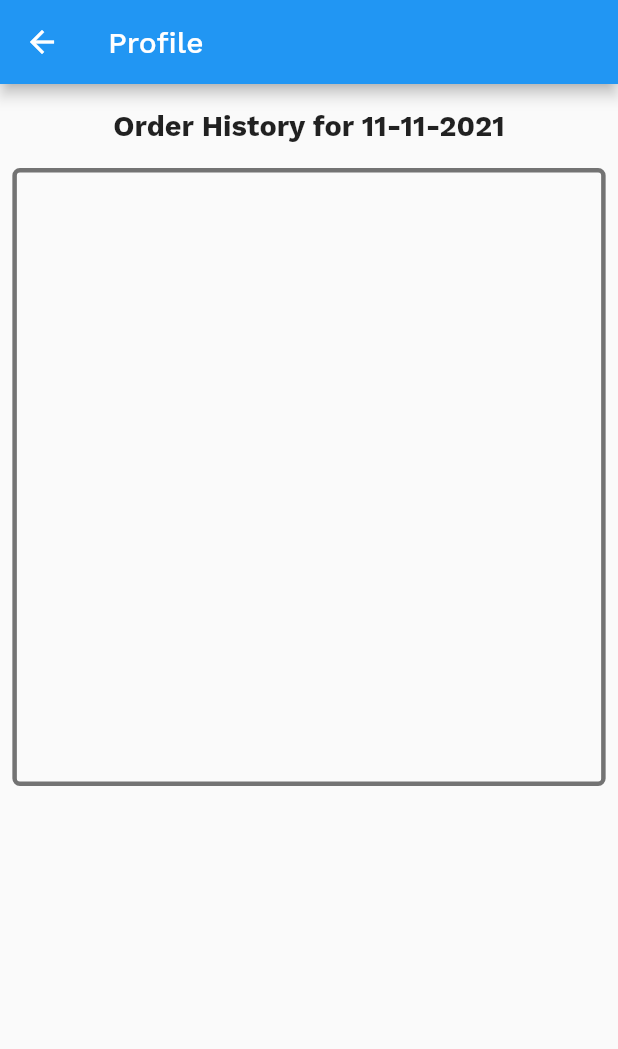
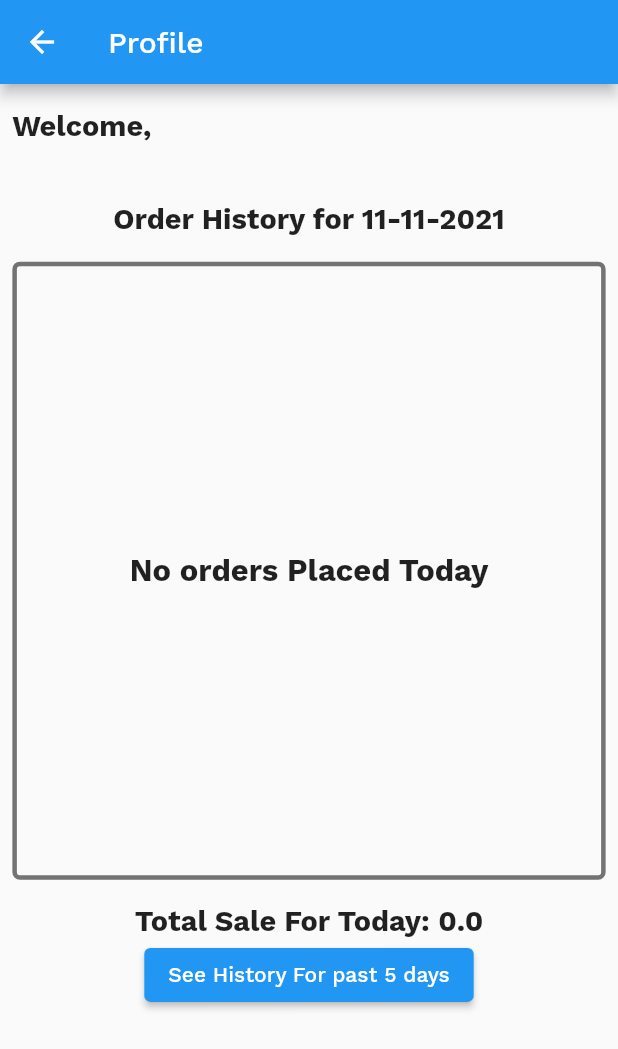
Before and after one commit to AdityaChaudhary18/chef_gram, a Flutter app: the ProfilePage screen opened directly, on a phone screen of 412 x 824 dp. Shown: the top 1049 px of the screen. Run offline on Flutter 3.47's test engine with Material 2 defaults, Android fonts, the phone set to English and light mode, and no system bars; our stand-ins replace cloud_firestore, firebase_auth, firebase_core, flutter_slidable, sizer; missing offline and left inert: cloud_firestore_platform_interface; accounts and stored records are empty.

Commit message:
Added Profile Stats

```diff
--- a/lib/screens/profile.dart
+++ b/lib/screens/profile.dart
@@ -11,6 +11,7 @@ class ProfilePage extends StatelessWidget {
   @override
   Widget build(BuildContext context) {
     var now = DateTime.now();
+
     var lastMidnight = DateTime(now.year, now.month, now.day);
     return Scaffold(
       appBar: AppBar(
@@ -34,22 +35,32 @@ class ProfilePage extends StatelessWidget {
                 child: CircularProgressIndicator(),
               );
             }
-            return Column(
+            var todaySale = 0.0;
+            return Padding(
+              padding: EdgeInsets.symmetric(vertical: 2.h, horizontal: 2.w),
+              child: Column(
+                crossAxisAlignment: CrossAxisAlignment.start,
                 children: [
+                  Text("Welcome,",
+                      style: TextStyle(
+                          fontSize: 14.sp, fontWeight: FontWeight.bold)),
+                  Text(Provider.of<Profile>(context).name,
+                      style: TextStyle(fontSize: 14.sp)),
                   SizedBox(
                     height: 2.h,
                   ),
-                Text(
+                  Align(
+                    alignment: Alignment.center,
+                    child: Text(
                       "Order History for ${now.day}-${now.month}-${now.year}",
-                  style:
-                      TextStyle(fontSize: 14.sp, fontWeight: FontWeight.bold),
+                      style: TextStyle(
+                          fontSize: 14.sp, fontWeight: FontWeight.bold),
+                    ),
                   ),
                   SizedBox(
                     height: 2.h,
                   ),
-                Padding(
-                  padding: EdgeInsets.symmetric(horizontal: 2.w),
-                  child: Container(
+                  Container(
                     height: 50.h,
                     width: 100.w,
                     decoration: BoxDecoration(
@@ -61,16 +72,39 @@ class ProfilePage extends StatelessWidget {
                         Radius.circular(5.0),
                       ),
                     ),
-                    child: ListView(
+                    child: (snapshot.data!.docs.length == 0)
+                        ? Center(
+                            child: Text(
+                            "No orders Placed Today",
+                            style: TextStyle(
+                                fontSize: 15.sp, fontWeight: FontWeight.bold),
+                          ))
+                        : ListView(
                             children: <Widget>[
                               ...snapshot.data!.docs.map((order) {
+                                todaySale += order.get('total');
                                 return SingleOrderWidget(order: order);
                               })
                             ],
                           ),
                   ),
+                  SizedBox(height: 2.h),
+                  Align(
+                    alignment: Alignment.center,
+                    child: Text(
+                      "Total Sale For Today: $todaySale",
+                      style: TextStyle(
+                          fontSize: 14.sp, fontWeight: FontWeight.bold),
                     ),
+                  ),
+                  Center(
+                    child: ElevatedButton(
+                      child: Text("See History For past 5 days"),
+                      onPressed: () {},
+                    ),
+                  )
                 ],
+              ),
             );
           },
         ),
```
Lines whose indentation alone changed are shown as unchanged.
